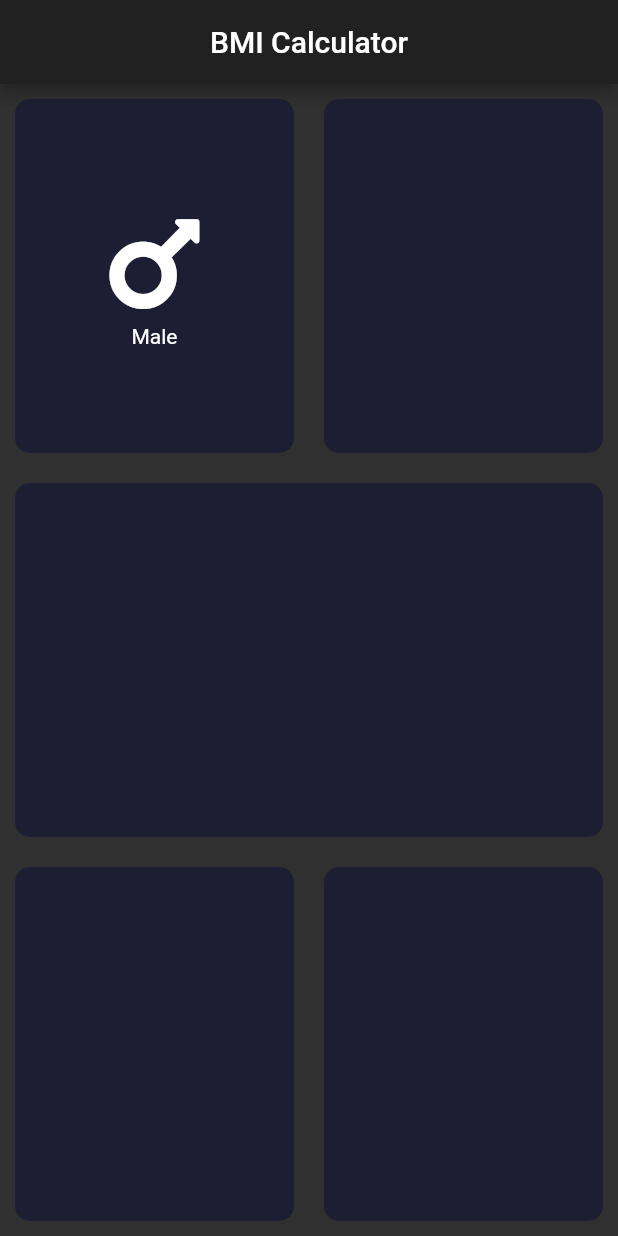
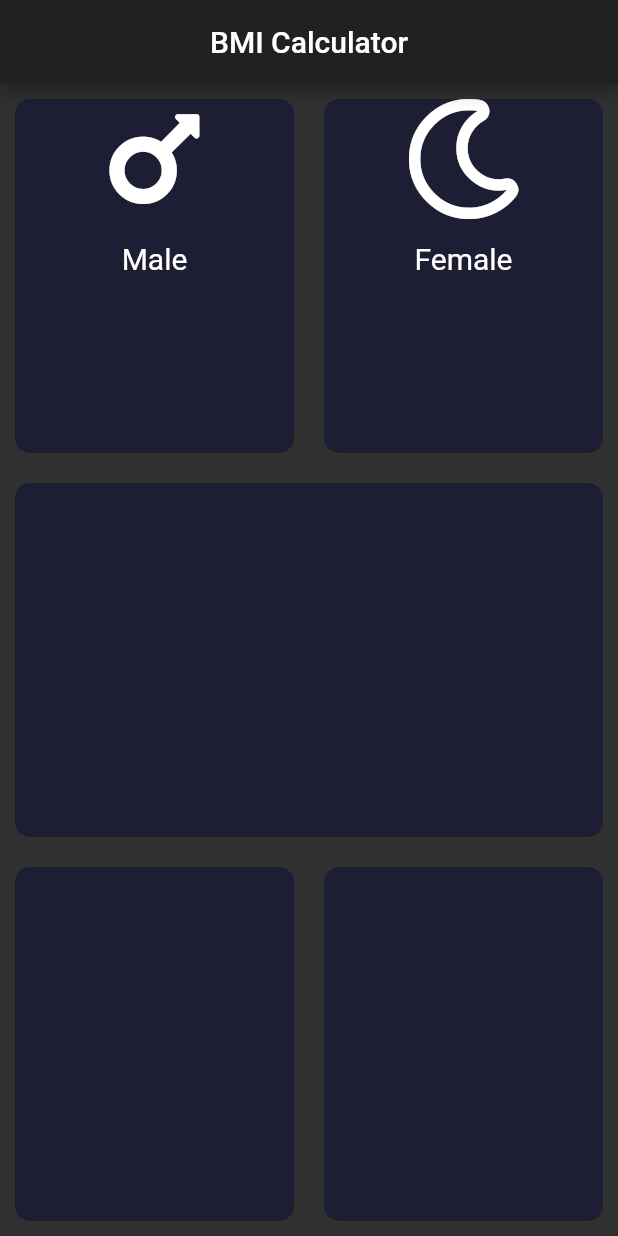
Before and after one commit to lamilekan263/Flutter_bootcamp, a Flutter app: the screen it shows after launch, on a phone screen of 412 x 824 dp. Run offline on Flutter 3.47's test engine with Material 2 defaults, Android fonts, the light colour scheme and no system bars; our stand-ins replace assets_audio_player, font_awesome_flutter; missing offline and left inert: chewie_audio.

Commit message:
new changes made

```diff
--- a/flutter_project/bmi_calc/lib/main_screen.dart
+++ b/flutter_project/bmi_calc/lib/main_screen.dart
@@ -25,18 +25,15 @@ class _BmiScreenState extends State<BmiScreen> {
                 Expanded(
                   child: BmiChild(
                     color: bmiChildColor,
-                    cardChild: Column(
-                      mainAxisAlignment: MainAxisAlignment.center,
-                      children: <Widget>[
-                        Icon(FontAwesomeIcons.mars,size:80.0),
-                        Text('Male'),
-
-                      ],
-                    ),
+                    cardChild:
+                        SingleWidget(icon: FontAwesomeIcons.mars, text: 'Male'),
                   ),
                 ),
                 Expanded(
-                  child: BmiChild(color: bmiChildColor),
+                  child: BmiChild(
+                    color: bmiChildColor,
+                    cardChild: SingleWidget(icon: FontAwesomeIcons.moon, text: 'Female'),
+                  ),
                 ),
               ],
             ),
@@ -61,3 +58,27 @@ class _BmiScreenState extends State<BmiScreen> {
     );
   }
 }
+
+class SingleWidget extends StatelessWidget {
+  SingleWidget({this.text, this.icon});
+
+  final IconData icon;
+
+  final String text;
+
+  @override
+  Widget build(BuildContext context) {
+    return Column(
+      children: <Widget>[
+        Icon(icon, size: 80.0),
+        SizedBox(
+          height: 15.0,
+        ),
+        Text(
+          text,
+          style: TextStyle(fontSize: 20.0),
+        ),
+      ],
+    );
+  }
+}
```
